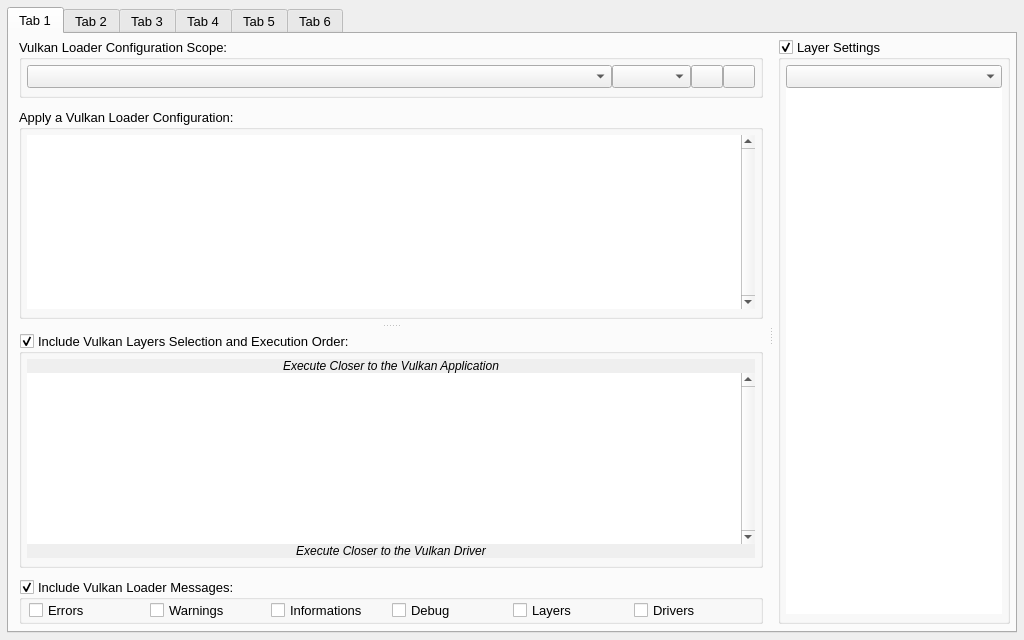
The window that vkconfig_gui/mainwindow.ui (LunarG/VulkanTools) describes before a commit, drawn with Qt 5.
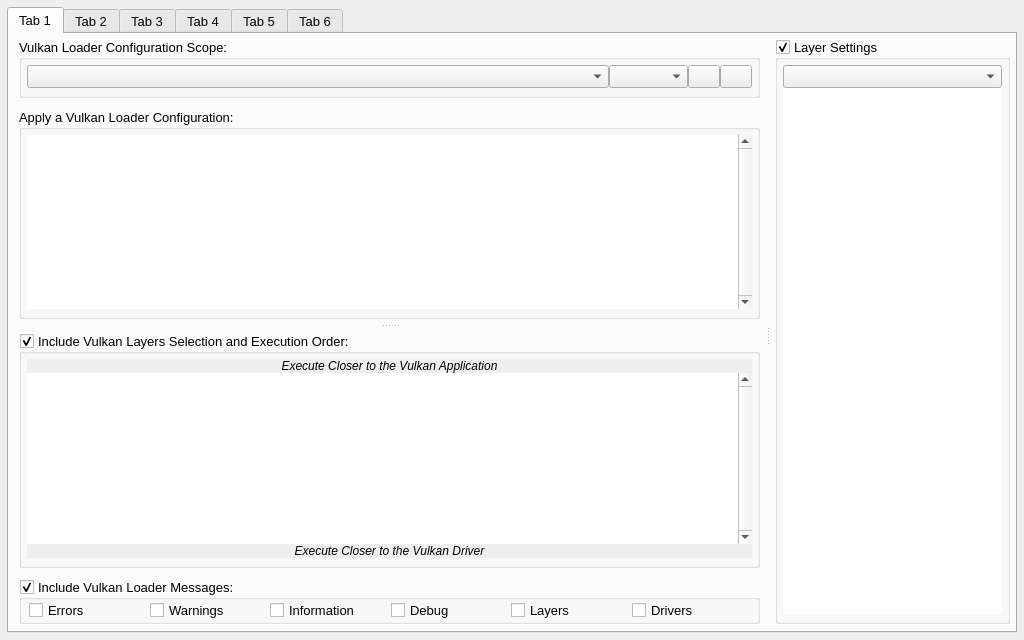
The same window after the commit. The open tabs and pages were chosen to show the change. Icons and pictures are not drawn.

```diff
--- a/vkconfig_gui/mainwindow.ui
+++ b/vkconfig_gui/mainwindow.ui
@@ -582,7 +582,7 @@
                     <item>
                      <widget class="QCheckBox" name="configuration_loader_infos">
                       <property name="text">
-                       <string>Informations</string>
+                       <string>Information</string>
                       </property>
                      </widget>
                     </item>
```
Left out of the diff: 18 changed lines with no effect on the pictures.
